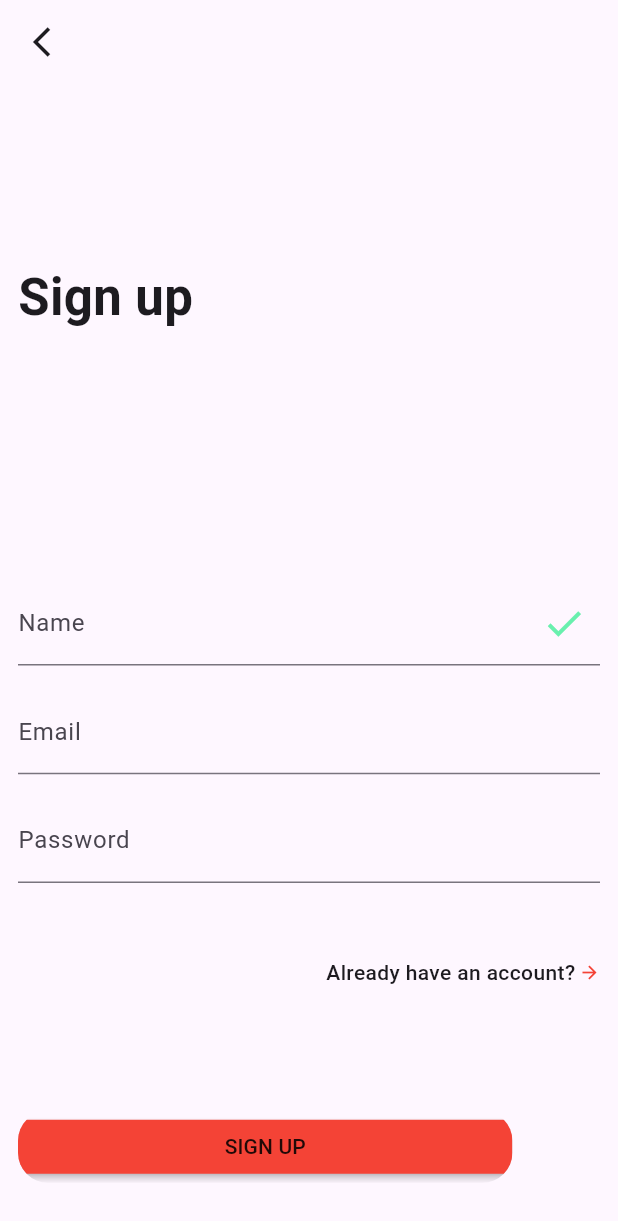
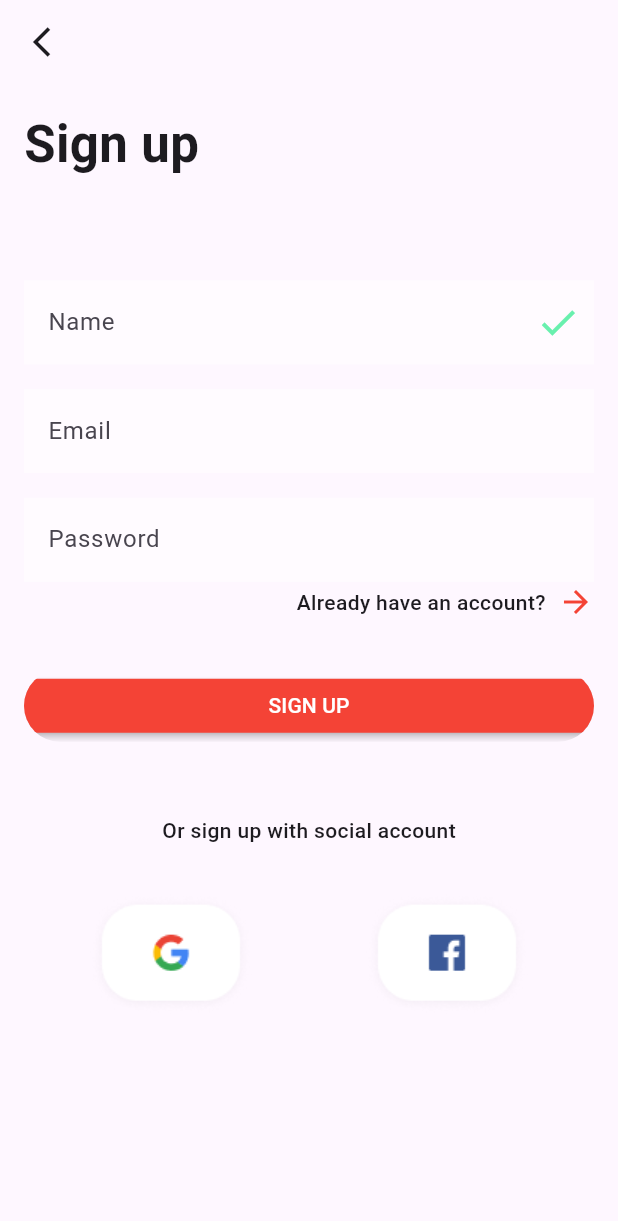
Before and after one commit to sumitFlutter/UI, a Flutter app: the screen it shows after launch, on a phone screen of 412 x 824 dp. Shown: the top 1221 px of the screen. Run offline on Flutter 3.47's test engine with Material 3 defaults, Android fonts, the phone set to English and light mode, and no system bars.

Commit message:
1 screen

```diff
--- a/lib/ui/sign_up_screen.dart
+++ b/lib/ui/sign_up_screen.dart
@@ -14,24 +14,27 @@ class _SignUpScreenState extends State<SignUpScreen> {
       appBar: AppBar(
         leading: const Icon(Icons.arrow_back_ios_outlined),
       ),
-      body: Padding(
-        padding: const EdgeInsets.all(12),
+      body: SingleChildScrollView(
+        child: Padding(
+          padding: const EdgeInsets.all(16),
           child: Column(
             mainAxisAlignment: MainAxisAlignment.center,
             crossAxisAlignment: CrossAxisAlignment.start,
             children: [
-            SizedBox(
-              height: MediaQuery.sizeOf(context).height * 0.1,
-            ),
               const Text(
                 "Sign up",
                 style: TextStyle(fontWeight: FontWeight.bold, fontSize: 34),
               ),
               SizedBox(
-              height: MediaQuery.sizeOf(context).height * 0.2,
+                height: MediaQuery.sizeOf(context).height * 0.08,
               ),
-            const TextField(
+              const DecoratedBox(
+                decoration: BoxDecoration(
+                    boxShadow: [BoxShadow(color: Colors.white54)]),
+                child: TextField(
                   decoration: InputDecoration(
+                    enabledBorder:
+                        OutlineInputBorder(borderSide: BorderSide.none),
                     label: Text("Name"),
                     suffixIcon: Icon(
                       Icons.check,
@@ -40,20 +43,37 @@ class _SignUpScreenState extends State<SignUpScreen> {
                     ),
                   ),
                 ),
-            SizedBox(
-              height: MediaQuery.sizeOf(context).height * 0.02,
-            ),
-            const TextField(
-              decoration: InputDecoration(label: Text("Email")),
               ),
               SizedBox(
                 height: MediaQuery.sizeOf(context).height * 0.02,
               ),
-            const TextField(
-              decoration: InputDecoration(label: Text("Password")),
+              const DecoratedBox(
+                decoration: BoxDecoration(
+                    boxShadow: [BoxShadow(color: Colors.white54)]),
+                child: TextField(
+                  decoration: InputDecoration(
+                    label: Text("Email"),
+                    enabledBorder:
+                        OutlineInputBorder(borderSide: BorderSide.none),
+                  ),
+                ),
               ),
               SizedBox(
-              height: MediaQuery.sizeOf(context).height * 0.06,
+                height: MediaQuery.sizeOf(context).height * 0.02,
+              ),
+              const DecoratedBox(
+                decoration: BoxDecoration(
+                    boxShadow: [BoxShadow(color: Colors.white54)]),
+                child: TextField(
+                  decoration: InputDecoration(
+                    label: Text("Password"),
+                    enabledBorder:
+                        OutlineInputBorder(borderSide: BorderSide.none),
+                  ),
+                ),
+              ),
+              SizedBox(
+                height: MediaQuery.sizeOf(context).height * 0.002,
               ),
               Align(
                 alignment: Alignment.centerRight,
@@ -62,35 +82,65 @@ class _SignUpScreenState extends State<SignUpScreen> {
                   children: [
                     const Text(
                       'Already have an account?',
-                    style: TextStyle(fontWeight: FontWeight.w500, fontSize: 14),
+                      style:
+                          TextStyle(fontWeight: FontWeight.w500, fontSize: 14),
                     ),
                     SizedBox(
-                    width: MediaQuery.sizeOf(context).width * 0.006,
+                      width: MediaQuery.sizeOf(context).width * 0.02,
                     ),
                     const Icon(
                       Icons.arrow_forward,
                       color: Colors.red,
-                    size: 14,
                     )
                   ],
                 ),
               ),
               SizedBox(
-              height: MediaQuery.sizeOf(context).height * 0.1,
+                height: MediaQuery.sizeOf(context).height * 0.04,
               ),
               ClipRRect(
-              borderRadius: BorderRadius.circular(20),
+                borderRadius: BorderRadius.circular(28),
                 child: MaterialButton(
                   onPressed: () {},
-                minWidth: MediaQuery.sizeOf(context).width * 0.8,
+                  minWidth: MediaQuery.sizeOf(context).width,
                   color: Colors.red,
                   child: const Text(
                     "SIGN UP",
-                  style: TextStyle(fontSize: 14, fontWeight: FontWeight.w500),
+                    style: TextStyle(
+                        fontSize: 14,
+                        fontWeight: FontWeight.w500,
+                        color: Colors.white),
                   ),
                 ),
+              ),
+              SizedBox(
+                height: MediaQuery.sizeOf(context).height * 0.06,
+              ),
+              const Center(
+                  child: Text(
+                "Or sign up with social account",
+                style: TextStyle(fontSize: 14, fontWeight: FontWeight.w500),
+              )),
+              SizedBox(
+                height: MediaQuery.sizeOf(context).height * 0.01,
+              ),
+              Row(
+                mainAxisAlignment: MainAxisAlignment.center,
+                children: [
+                  Image.asset(
+                    "assets/buttons/Google.png",
+                    height: 128,
+                    width: 184,
+                  ),
+                  Image.asset(
+                    "assets/buttons/Facebook.png",
+                    height: 128,
+                    width: 184,
+                  ),
+                ],
               )
             ],
+          ),
         ),
       ),
     );
--- a/pubspec.yaml
+++ b/pubspec.yaml
@@ -62,6 +62,8 @@ flutter:
   # assets:
   #   - images/a_dot_burr.jpeg
   #   - images/a_dot_ham.jpeg
+  assets:
+    - assets/buttons/
 
   # An image asset can refer to one or more resolution-specific "variants", see
   # https://flutter.dev/to/resolution-aware-images
```
Also changed, not shown: assets/buttons/Facebook.png (added), assets/buttons/Google.png (added). Lines whose indentation alone changed are shown as unchanged.
